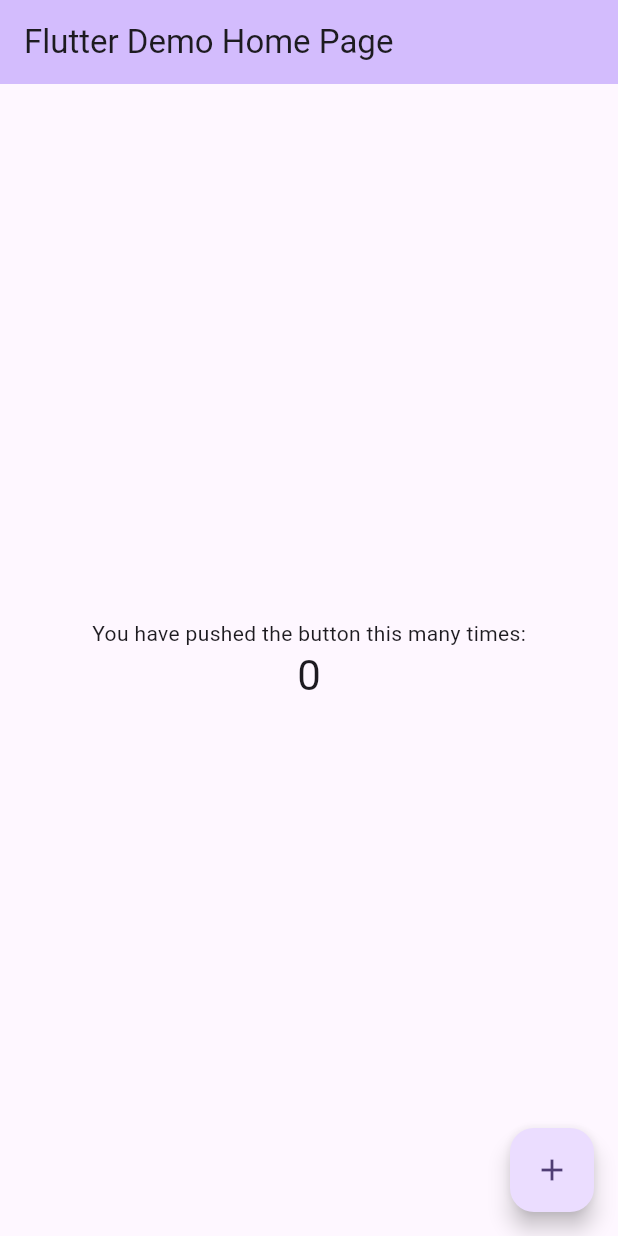
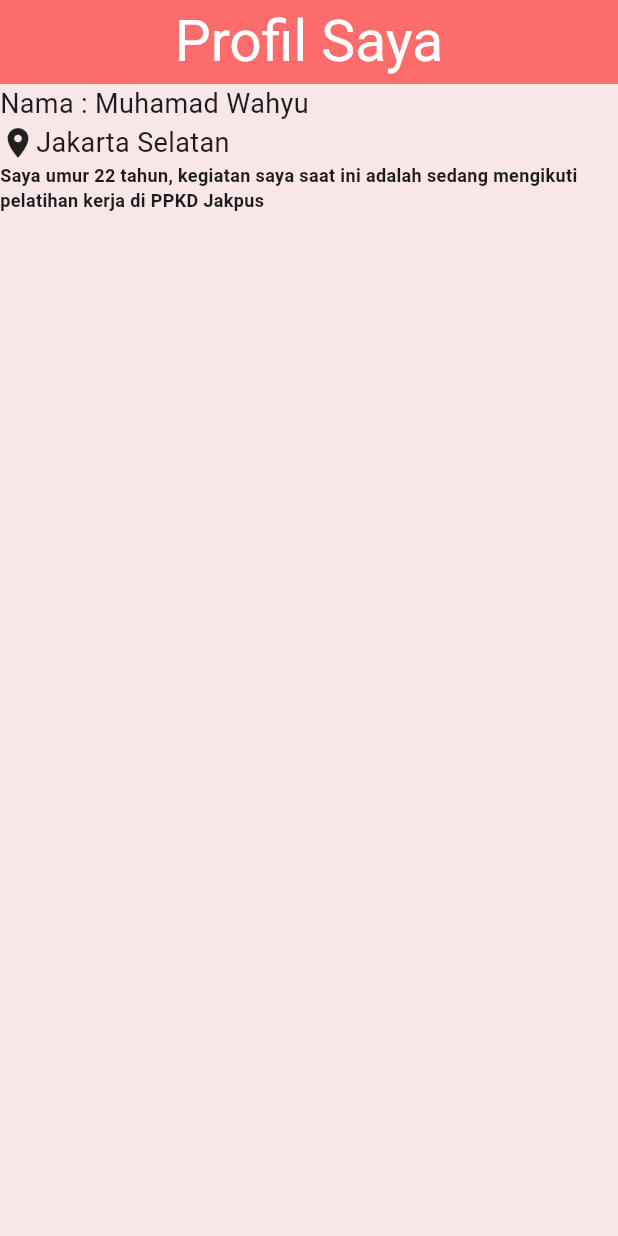
Before and after one commit to yauwwork/wahyu_belajar_flutter, a Flutter app: the screen it shows after launch, on a phone screen of 412 x 824 dp. Run offline on Flutter 3.47's test engine with Material 3 defaults, Android fonts, the phone set to English and light mode, and no system bars.

Commit message:
Tugas1flutter

```diff
--- a/lib/main.dart
+++ b/lib/main.dart
@@ -1,4 +1,5 @@
 import 'package:flutter/material.dart';
+import 'package:wahyu_belajar_flutter/tugas1flutter/tugas1flutter.dart';
 
 void main() {
   runApp(const MyApp());
@@ -30,7 +31,7 @@ class MyApp extends StatelessWidget {
         // tested with just a hot reload.
         colorScheme: .fromSeed(seedColor: Colors.deepPurple),
       ),
-      home: const MyHomePage(title: 'Flutter Demo Home Page'),
+      home: Tugas1Futter(),
     );
   }
 }
--- /dev/null
+++ b/lib/tugas1flutter/tugas1flutter.dart
@@ -0,0 +1,46 @@
+import 'package:flutter/material.dart';
+
+class Tugas1Futter extends StatelessWidget {
+  const Tugas1Futter({super.key});
+
+  @override
+  Widget build(BuildContext context) {
+    return Scaffold(
+        backgroundColor: Color.fromARGB(255, 248, 231, 231),
+      appBar: AppBar(
+        backgroundColor: Color.fromARGB(255, 253, 108, 108),
+        title: Text("Profil Saya"),
+        titleTextStyle: TextStyle(fontSize: 38),
+        centerTitle: true,
+      ),
+      body: Column(children: [
+        Row(
+          children: [
+            Text(
+              "Nama : Muhamad Wahyu",
+              style: TextStyle(fontSize: 18),
+            ),
+          ],
+        ),
+        Row(children: [
+          Icon(Icons.location_on),
+          Text(
+            "Jakarta Selatan",
+          style: TextStyle(fontSize: 18)
+          ,),
+            ],
+        ),
+        Row(children: [
+              Expanded(
+                child: Text("Saya umur 22 tahun, kegiatan saya saat ini adalah sedang mengikuti pelatihan kerja di PPKD Jakpus",
+                            overflow: TextOverflow.visible,
+                            maxLines: 4,
+                style: TextStyle(
+                  fontSize: 12,
+                  fontWeight: FontWeight.w600
+                  ),),
+              ),
+        ],),
+  ] ),);
+  }
+}
```
